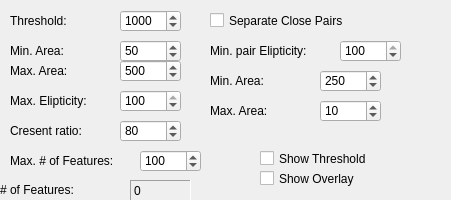
Above: Modules/Janus-Particles/Janus-Particles.ui from Molecular-Nanophotonics/TrackerLab before the change. Below: the same form after it.
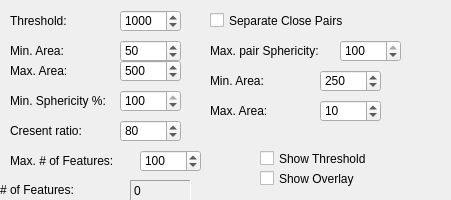
That is the form after the change.

Commit message:
improvement of JP tracker
no cresent width and the new measure 'sphericity' is included.

Diff of the .ui file:
```diff
--- a/Modules/Janus-Particles/Janus-Particles.ui
+++ b/Modules/Janus-Particles/Janus-Particles.ui
@@ -271,7 +271,7 @@
      <rect>
       <x>10</x>
       <y>90</y>
-      <width>91</width>
+      <width>111</width>
       <height>21</height>
      </rect>
     </property>
@@ -279,7 +279,7 @@
      <enum>Qt::LeftToRight</enum>
     </property>
     <property name="text">
-     <string>Max. Elipticity:</string>
+     <string>Min. Sphericity %:</string>
     </property>
     <property name="alignment">
      <set>Qt::AlignLeading|Qt::AlignLeft|Qt::AlignVCenter</set>
@@ -377,7 +377,7 @@
      <enum>Qt::LeftToRight</enum>
     </property>
     <property name="text">
-     <string>Min. pair Elipticity:</string>
+     <string>Max. pair Sphericity:</string>
     </property>
     <property name="alignment">
      <set>Qt::AlignLeading|Qt::AlignLeft|Qt::AlignVCenter</set>
```
Left out of the diff: 8 changed lines with no effect on the pictures. The commit also changes 1 other file.
